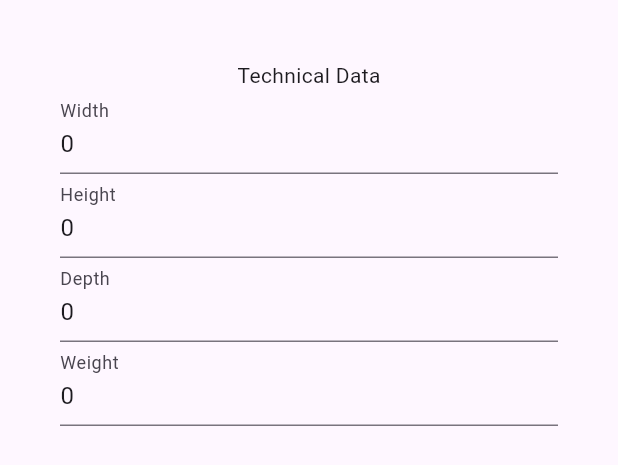
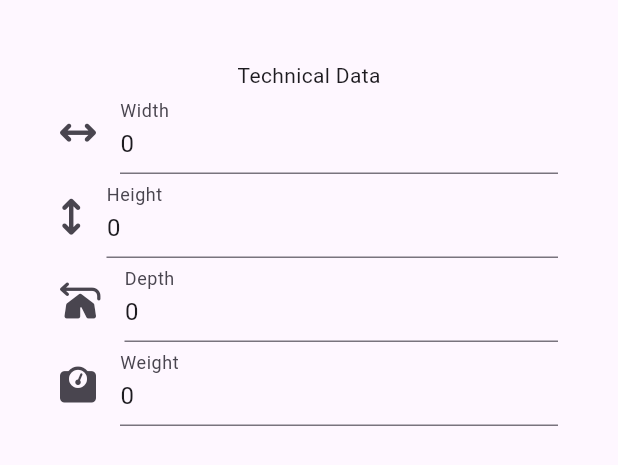
Before and after one commit to OpenShelves/openshelves-frontend, a Flutter app: the ProductTechDataForm widget shown alone on an empty page, opened directly with empty values, on a phone screen of 412 x 824 dp. Shown: the top 465 px of the screen. Run offline on Flutter 3.47's test engine with Material 3 defaults, Android fonts, the phone set to English and light mode, and no system bars; our stand-ins replace flutter_redux, flutter_secure_storage, flutter_typeahead, font_awesome_flutter, redux; accounts and stored records are empty; generated files the repository leaves out were written again; network calls fail.

Commit message:
Added Icons

```diff
--- a/lib/products/form/product_main_data_form.dart
+++ b/lib/products/form/product_main_data_form.dart
@@ -1,4 +1,5 @@
 import 'package:flutter/material.dart';
+import 'package:font_awesome_flutter/font_awesome_flutter.dart';
 import 'package:openshelves/products/models/product_model.dart';
 import 'package:openshelves/products/services/product_service.dart';
 import 'package:flutter_gen/gen_l10n/app_localizations.dart';
@@ -39,13 +40,15 @@ class _ProductMainDataFormState extends State<ProductMainDataForm> {
                   ),
                   TextField(
                     decoration: InputDecoration(
+                        icon: const Icon(Icons.abc),
                         label: Text(AppLocalizations.of(context)!.productName)),
                     controller: TextEditingController(text: product.name),
                     onChanged: (value) => {product.name = value},
                   ),
                   TextField(
                     decoration: const InputDecoration(
-                        label: Text('ASIN'), icon: Icon(Icons.shopping_bag)),
+                        label: Text('ASIN'),
+                        icon: FaIcon(FontAwesomeIcons.amazon)),
                     controller: TextEditingController(text: product.asin),
                     onChanged: (value) => {product.asin = value},
                   ),
--- a/lib/products/form/product_tech_data_form.dart
+++ b/lib/products/form/product_tech_data_form.dart
@@ -1,4 +1,5 @@
 import 'package:flutter/material.dart';
+import 'package:font_awesome_flutter/font_awesome_flutter.dart';
 import 'package:openshelves/products/models/product_model.dart';
 import 'package:flutter_gen/gen_l10n/app_localizations.dart';
 
@@ -22,24 +23,28 @@ class _ProductTechDataFormState extends State<ProductTechDataForm> {
           Text(AppLocalizations.of(context)!.product_technical_data),
           TextField(
             decoration: InputDecoration(
+                icon: const FaIcon(FontAwesomeIcons.arrowsLeftRight),
                 label: Text(AppLocalizations.of(context)!.width)),
             controller:
                 TextEditingController(text: widget.product.width.toString()),
           ),
           TextField(
             decoration: InputDecoration(
+                icon: const FaIcon(FontAwesomeIcons.arrowsUpDown),
                 label: Text(AppLocalizations.of(context)!.height)),
             controller:
                 TextEditingController(text: widget.product.height.toString()),
           ),
           TextField(
             decoration: InputDecoration(
+                icon: const FaIcon(FontAwesomeIcons.tentArrowTurnLeft),
                 label: Text(AppLocalizations.of(context)!.depth)),
             controller:
                 TextEditingController(text: widget.product.depth.toString()),
           ),
           TextField(
             decoration: InputDecoration(
+                icon: const FaIcon(FontAwesomeIcons.weightScale),
                 label: Text(AppLocalizations.of(context)!.weight)),
             controller:
                 TextEditingController(text: widget.product.weight.toString()),
--- a/pubspec.yaml
+++ b/pubspec.yaml
@@ -46,6 +46,7 @@ dependencies:
     version: ^0.0.0
   intl: any
   flutter_typeahead: ^4.8.0
+  font_awesome_flutter: ^10.6.0
 
 dev_dependencies:
   flutter_test:
```
Also changed, not shown: pubspec.lock.
